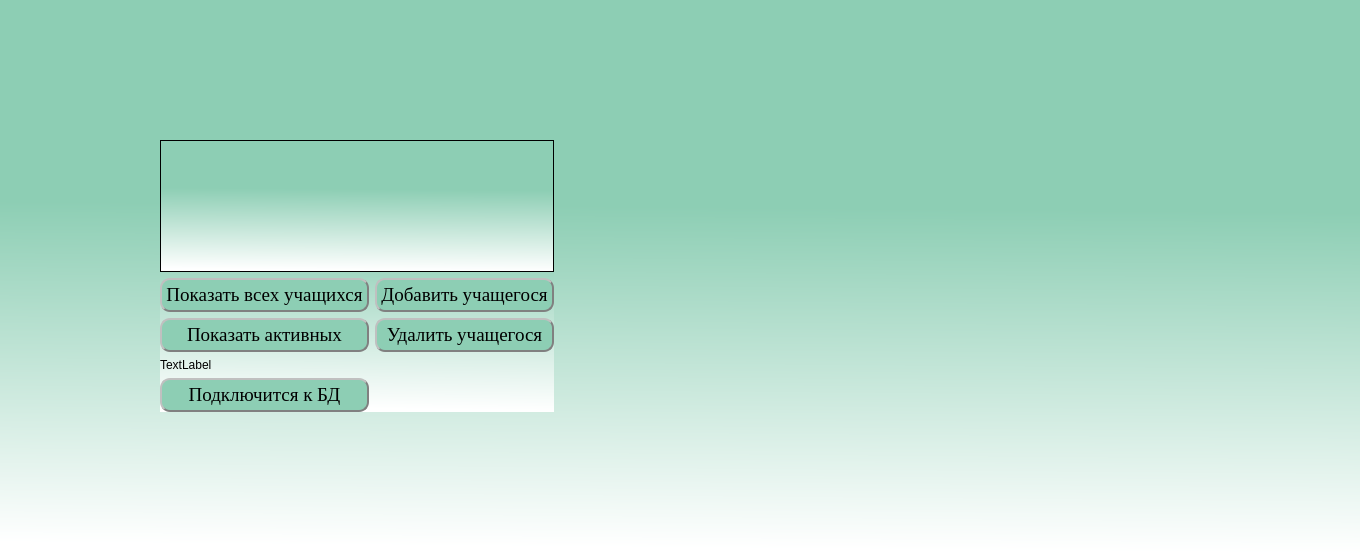
Before: the Qt Designer form Interface/Assistant.ui in BackDad/Diploma_GB, drawn with Qt 5.
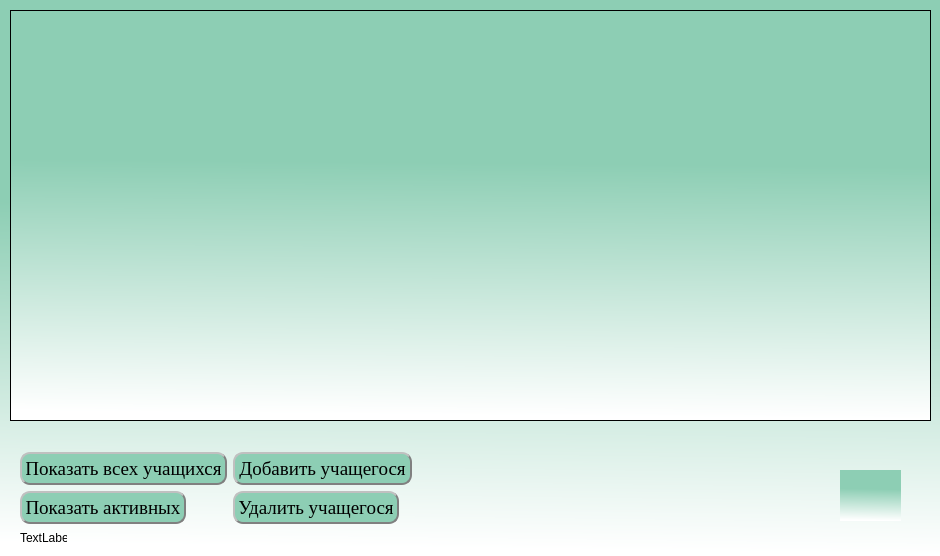
After: the same form once the commit is applied. Icons and pictures are not drawn.

Commit message: внесены изменения в интерфейс

Diff of the .ui file:
```diff
--- a/Interface/Assistant.ui
+++ b/Interface/Assistant.ui
@@ -6,13 +6,13 @@
    <rect>
     <x>0</x>
     <y>0</y>
-    <width>1360</width>
+    <width>940</width>
     <height>556</height>
    </rect>
   </property>
   <property name="minimumSize">
    <size>
-    <width>1360</width>
+    <width>940</width>
     <height>200</height>
    </size>
   </property>
@@ -544,18 +544,31 @@
    <string notr="true">background-color: qlineargradient(spread:pad, x1:0.573864, y1:0.006, x2:0.551, y2:0.988636, stop:0.375 rgba(141, 206, 180, 255), stop:1 rgba(255, 255, 255, 255));
 border-top-color: rgb(0, 0, 0);</string>
   </property>
-  <widget class="QWidget" name="layoutWidget">
+  <widget class="QLabel" name="label">
    <property name="geometry">
     <rect>
-     <x>160</x>
-     <y>140</y>
-     <width>394</width>
-     <height>272</height>
+     <x>840</x>
+     <y>470</y>
+     <width>61</width>
+     <height>51</height>
     </rect>
    </property>
-   <layout class="QGridLayout" name="gridLayout">
-    <item row="1" column="1">
+   <property name="text">
+    <string/>
+   </property>
+   <property name="pixmap">
+    <pixmap resource="../pic.qrc">:/newPrefix/pic.png</pixmap>
+   </property>
+  </widget>
      <widget class="QPushButton" name="Add_student">
+   <property name="geometry">
+    <rect>
+     <x>233</x>
+     <y>452</y>
+     <width>179</width>
+     <height>33</height>
+    </rect>
+   </property>
       <property name="font">
        <font>
         <family>Times New Roman</family>
@@ -585,60 +598,15 @@
        <string>Добавить учащегося</string>
       </property>
      </widget>
-    </item>
-    <item row="3" column="1">
-     <spacer name="verticalSpacer_2">
-      <property name="orientation">
-       <enum>Qt::Vertical</enum>
-      </property>
-      <property name="sizeHint" stdset="0">
-       <size>
-        <width>20</width>
-        <height>40</height>
-       </size>
-      </property>
-     </spacer>
-    </item>
-    <item row="1" column="0">
-     <widget class="QPushButton" name="Show_Student_All">
-      <property name="font">
-       <font>
-        <family>Times New Roman</family>
-        <pointsize>14</pointsize>
-       </font>
-      </property>
-      <property name="styleSheet">
-       <string notr="true">
-QPushButton {
-    border-style: outset;
-    border-width: 2px;
-    border-color: gray;
-    padding: 4px;
-	background-color: rgb(141, 206, 180);
-	border-radius: 10px;
-
-
-}
-
-QPushButton:pressed {
-    border-style: inset;
-    background-color: #c0c0c0;
-}
-</string>
-      </property>
-      <property name="text">
-       <string>Показать всех учащихся</string>
-      </property>
-      <property name="checkable">
-       <bool>false</bool>
-      </property>
-      <property name="flat">
-       <bool>false</bool>
-      </property>
-     </widget>
-    </item>
-    <item row="2" column="0">
      <widget class="QPushButton" name="Show_Student_Active">
+   <property name="geometry">
+    <rect>
+     <x>20</x>
+     <y>491</y>
+     <width>166</width>
+     <height>33</height>
+    </rect>
+   </property>
       <property name="font">
        <font>
         <family>Times New Roman</family>
@@ -677,9 +645,59 @@
        <bool>false</bool>
       </property>
      </widget>
-    </item>
-    <item row="2" column="1">
+  <widget class="QPushButton" name="Show_Student_All">
+   <property name="geometry">
+    <rect>
+     <x>20</x>
+     <y>452</y>
+     <width>207</width>
+     <height>33</height>
+    </rect>
+   </property>
+   <property name="font">
+    <font>
+     <family>Times New Roman</family>
+     <pointsize>14</pointsize>
+    </font>
+   </property>
+   <property name="styleSheet">
+    <string notr="true">
+QPushButton {
+    border-style: outset;
+    border-width: 2px;
+    border-color: gray;
+    padding: 4px;
+	background-color: rgb(141, 206, 180);
+	border-radius: 10px;
+
+
+}
+
+QPushButton:pressed {
+    border-style: inset;
+    background-color: #c0c0c0;
+}
+</string>
+   </property>
+   <property name="text">
+    <string>Показать всех учащихся</string>
+   </property>
+   <property name="checkable">
+    <bool>false</bool>
+   </property>
+   <property name="flat">
+    <bool>false</bool>
+   </property>
+  </widget>
      <widget class="QPushButton" name="Del_Student">
+   <property name="geometry">
+    <rect>
+     <x>233</x>
+     <y>491</y>
+     <width>166</width>
+     <height>33</height>
+    </rect>
+   </property>
       <property name="font">
        <font>
         <family>Times New Roman</family>
@@ -709,25 +727,28 @@
        <string>Удалить учащегося</string>
       </property>
      </widget>
-    </item>
-    <item row="3" column="0">
-     <spacer name="verticalSpacer">
-      <property name="orientation">
-       <enum>Qt::Vertical</enum>
-      </property>
-      <property name="sizeHint" stdset="0">
-       <size>
-        <width>20</width>
-        <height>40</height>
-       </size>
-      </property>
-     </spacer>
-    </item>
-    <item row="0" column="0" colspan="2">
-     <widget class="QTableView" name="tableView"/>
-    </item>
-    <item row="4" column="0">
+  <widget class="QTableView" name="tableView">
+   <property name="geometry">
+    <rect>
+     <x>10</x>
+     <y>10</y>
+     <width>921</width>
+     <height>411</height>
+    </rect>
+   </property>
+   <property name="selectionMode">
+    <enum>QAbstractItemView::ContiguousSelection</enum>
+   </property>
+  </widget>
      <widget class="QLabel" name="Error_lable">
+   <property name="geometry">
+    <rect>
+     <x>20</x>
+     <y>530</y>
+     <width>47</width>
+     <height>16</height>
+    </rect>
+   </property>
       <property name="styleSheet">
        <string notr="true">background-color: rgba(255, 255, 255, 0);</string>
       </property>
@@ -735,50 +756,6 @@
        <string>TextLabel</string>
       </property>
      </widget>
-    </item>
-    <item row="5" column="0">
-     <widget class="QPushButton" name="Connect_to_db">
-      <property name="font">
-       <font>
-        <family>Times New Roman</family>
-        <pointsize>14</pointsize>
-       </font>
-      </property>
-      <property name="autoFillBackground">
-       <bool>false</bool>
-      </property>
-      <property name="styleSheet">
-       <string notr="true">
-QPushButton {
-    border-style: outset;
-    border-width: 2px;
-    border-color: gray;
-    padding: 4px;
-	background-color: rgb(141, 206, 180);
-	border-radius: 10px;
-
-
-}
-
-QPushButton:pressed {
-    border-style: inset;
-    background-color: #c0c0c0;
-}
-</string>
-      </property>
-      <property name="text">
-       <string>Подключится к БД</string>
-      </property>
-      <property name="checkable">
-       <bool>false</bool>
-      </property>
-      <property name="flat">
-       <bool>false</bool>
-      </property>
-     </widget>
-    </item>
-   </layout>
-  </widget>
  </widget>
  <resources>
   <include location="logo.qrc"/>
```
Left out of the diff: 3 changed lines with no effect on the pictures. Lines whose indentation alone changed are shown as unchanged. The commit also changes 3 other files.
